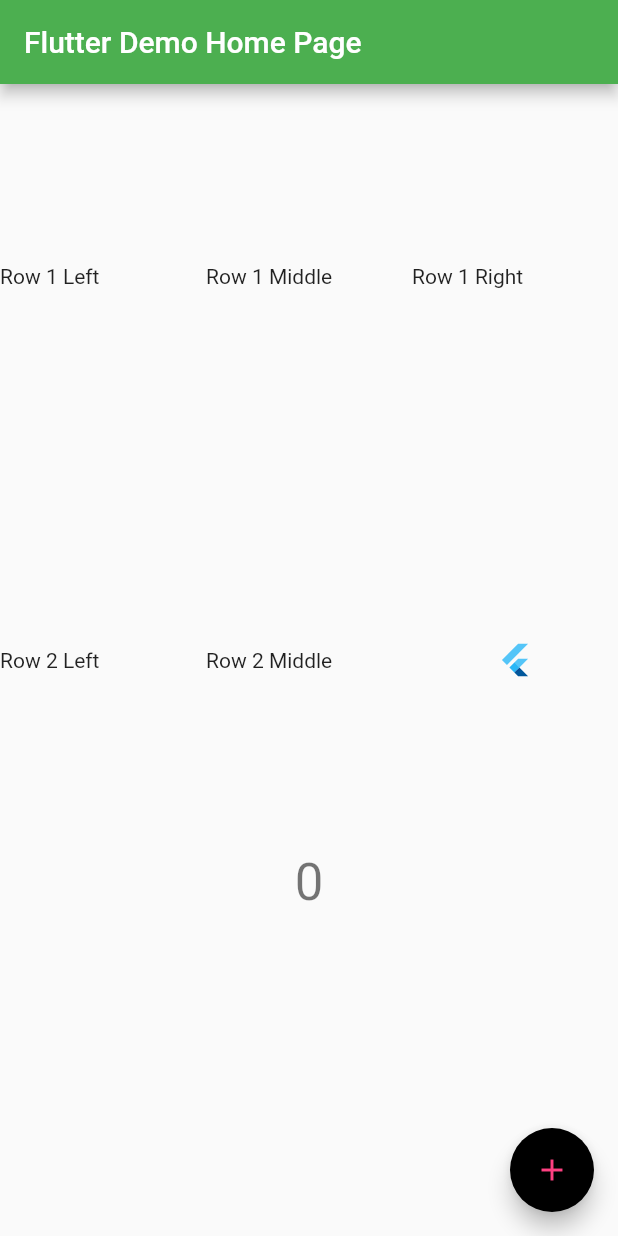
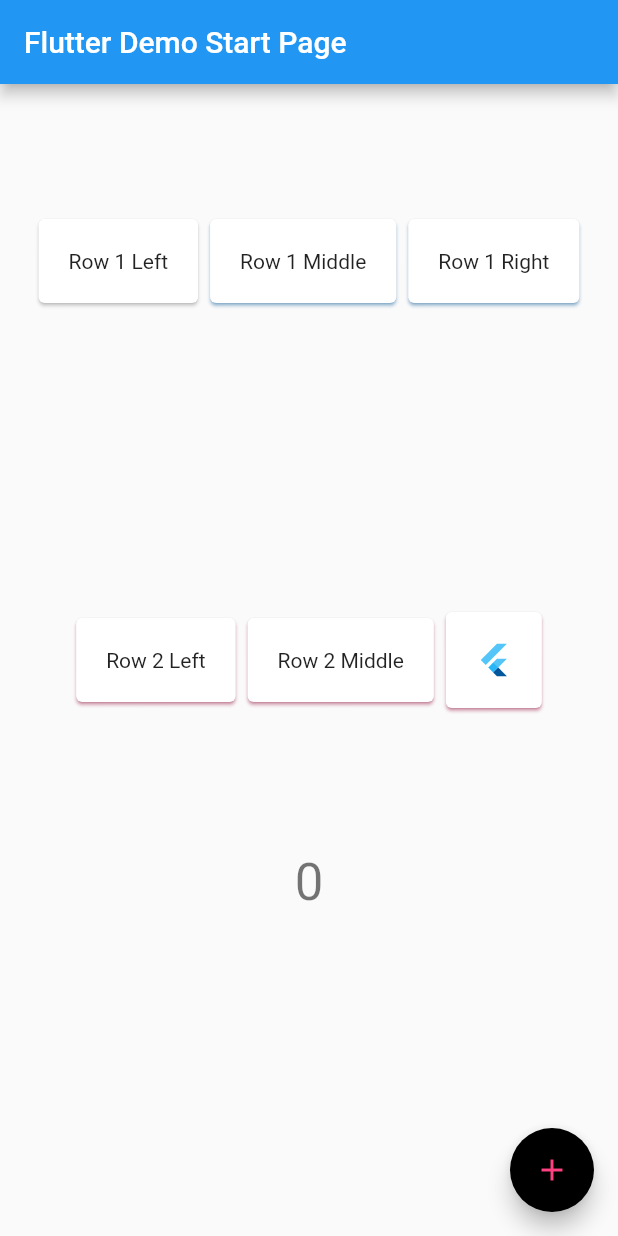
Before and after one commit to smilez8324/MyOwn, a Flutter app: the screen it shows after launch, on a phone screen of 412 x 824 dp. Run offline on Flutter 3.47's test engine with Material 2 defaults, Android fonts, the phone set to English and light mode, and no system bars.

Commit message:
Changed a line

```diff
--- a/myown/lib/main.dart
+++ b/myown/lib/main.dart
@@ -11,8 +11,6 @@
     return MaterialApp(
       title: 'Flutter Demo',
       theme: ThemeData(
-        // This is the theme of your application.
-        //
         // Try running your application with "flutter run". You'll see the
         // application has a blue toolbar. Then, without quitting the app, try
         // changing the primarySwatch below to Colors.green and then invoke
@@ -21,17 +19,13 @@
         // Notice that the counter didn't reset back to zero; the application
         // is not restarted.
 
-        //PrimaryColor takes over as the bar
-        //primaryColor: Colors.green,
-
         //TEST BRIGHTNESS
         //brightness: Brightness.dark, //This is the background like dark mode
-        primarySwatch: Colors.green,
+        primarySwatch: Colors.blue,
         //TEST ACCENT COLOR
         accentColor: Colors.black,
-        //test to see if github is working
       ),
-      home: MyHomePage(title: 'Flutter Demo Home Page'),
+      home: MyHomePage(title: 'Flutter Demo Start Page'),
     );
   }
 }
@@ -86,35 +80,77 @@
         // Center is a layout widget. It takes a single child and positions it
         // in the middle of the parent.
         child: Column(
-          //mainAxisAlignment: MainAxisAlignment.center,
+          mainAxisAlignment: MainAxisAlignment.center,
+          crossAxisAlignment: CrossAxisAlignment.center,
           children: <Widget>[
             Expanded(
               child: Row(
+                mainAxisAlignment: MainAxisAlignment.center,
+                //crossAxisAlignment: CrossAxisAlignment.center,
                 children: <Widget>[
-                  Expanded(
+                  Container(
+                    padding: EdgeInsets.only(bottom: 20.0),
+                    child: new Card(
+                      child: Padding(
+                        padding: EdgeInsets.all(20.0),
                         child: Text('Row 1 Left'),
                       ),
-                  Expanded(
+                    ),
+                  ),
+                  Container(
+                    padding: EdgeInsets.only(bottom: 20.0),
+                    child: Card(
+                      shadowColor: Colors.blue,
+                      child: Padding(
+                        padding: EdgeInsets.all(20.0),
                         child: Text('Row 1 Middle'),
                       ),
-                  Expanded(
+                    ),
+                  ),
+                  Container(
+                    padding: EdgeInsets.only(bottom: 20.0),
+                    child: Card(
+                      shadowColor: Colors.blue,
+                      child: Padding(
+                        padding: EdgeInsets.all(20.0),
                         child: Text('Row 1 Right'),
+                      ),
+                    ),
                   ),
                 ],
               ),
             ),
             Expanded(
               child: Row(
+                mainAxisAlignment: MainAxisAlignment.center,
+                //crossAxisAlignment: CrossAxisAlignment.center,
                 children: <Widget>[
-                  Expanded(
-                    //child: FlutterLogo(),
+                  Container(
+                    child: Card(
+                      shadowColor: Colors.pink,
+                      child: Padding(
+                        padding: EdgeInsets.all(20.0),
                         child: Text('Row 2 Left'),
                       ),
-                  Expanded(
+                    ),
+                  ),
+                  Container(
+                    child: Card(
+                      shadowColor: Colors.pink,
+                      child: Padding(
+                        padding: EdgeInsets.all(20.0),
                         child: Text('Row 2 Middle'),
                       ),
-                  Expanded(
+                    ),
+                  ),
+                  Container(
+                    child: Card(
+                      shadowColor: Colors.pink,
+                      child: Padding(
+                        padding: EdgeInsets.all(20.0),
                         child: FlutterLogo(),
+                      ),
+                    ),
                   ),
                 ],
               ),
```
Lines whose indentation alone changed are shown as unchanged.
